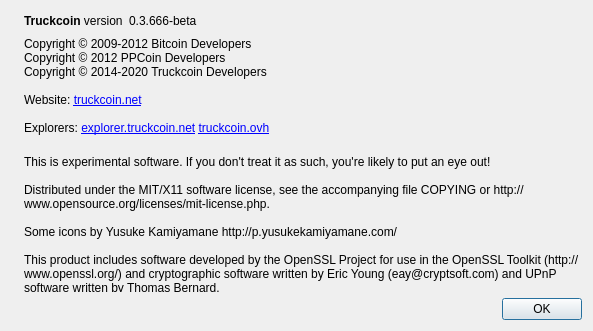
Old version of the form src/qt/forms/aboutdialog.ui in the repository truckit/Truckcoin.
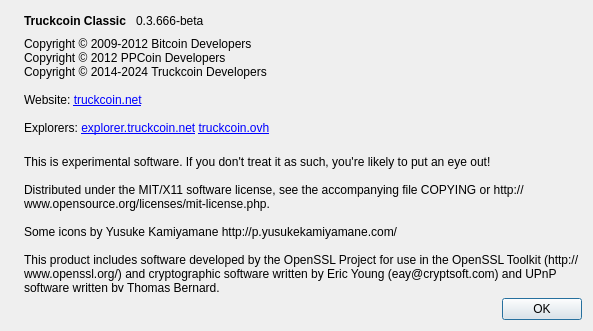
New version of the form. Icons and pictures are not drawn.

```diff
--- a/src/qt/forms/aboutdialog.ui
+++ b/src/qt/forms/aboutdialog.ui
@@ -50,7 +50,7 @@
           <cursorShape>IBeamCursor</cursorShape>
          </property>
          <property name="text">
-          <string>&lt;b&gt;Truckcoin&lt;/b&gt; version</string>
+          <string>&lt;b&gt;Truckcoin Classic &lt;/b&gt;</string>
          </property>
          <property name="textInteractionFlags">
           <set>Qt::LinksAccessibleByMouse|Qt::TextSelectableByKeyboard|Qt::TextSelectableByMouse</set>
@@ -94,7 +94,7 @@
         <string>
 Copyright © 2009-2012 Bitcoin Developers&lt;br/&gt;
 Copyright © 2012 PPCoin Developers&lt;br/&gt;
-Copyright © 2014-2020 Truckcoin Developers&lt;br/&gt;&lt;br/&gt;
+Copyright © 2014-2024 Truckcoin Developers&lt;br/&gt;&lt;br/&gt;
 Website: &lt;a href=&quot;http://truckcoin.net&quot;&gt;truckcoin.net&lt;/a&gt;&lt;br/&gt;&lt;br/&gt;
 Explorers: &lt;a href=&quot;http://explorer.truckcoin.net/&quot;&gt;explorer.truckcoin.net&lt;/a&gt; &lt;a href=&quot;http://truckcoin.ovh/&quot;&gt;truckcoin.ovh&lt;/a&gt;
        </string>
```
